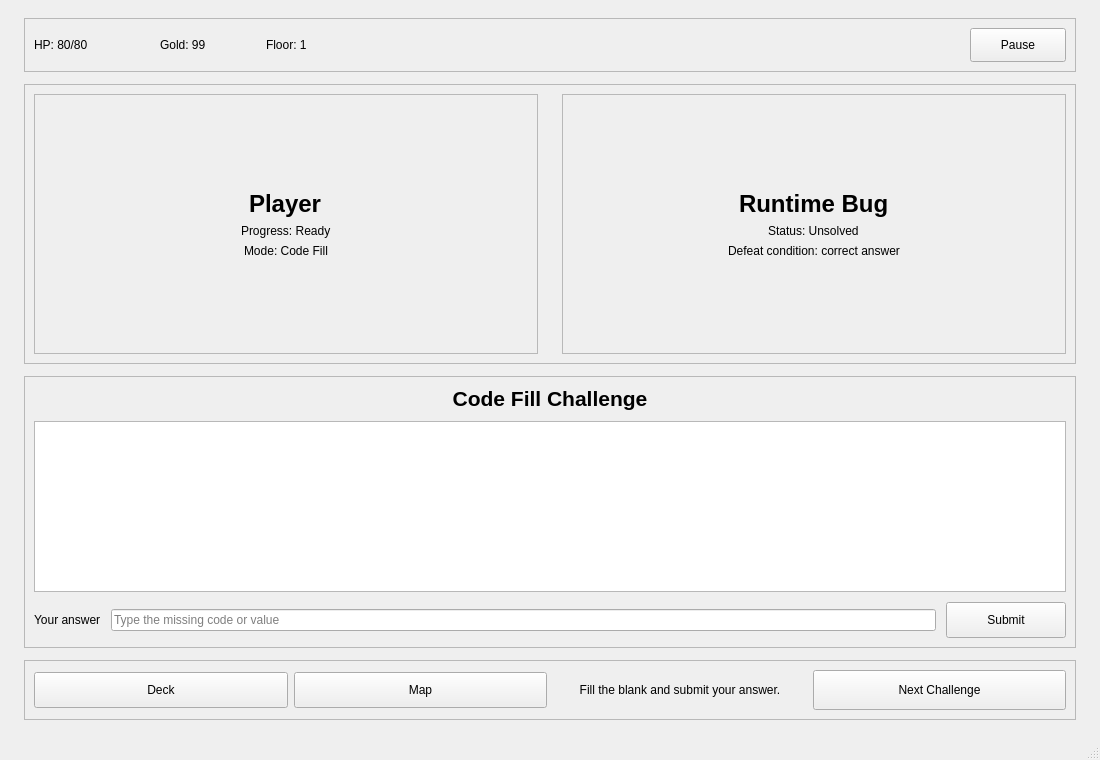
Kotori-cjk/CompileTheSpire, file mainwindow.ui: the form before one commit.
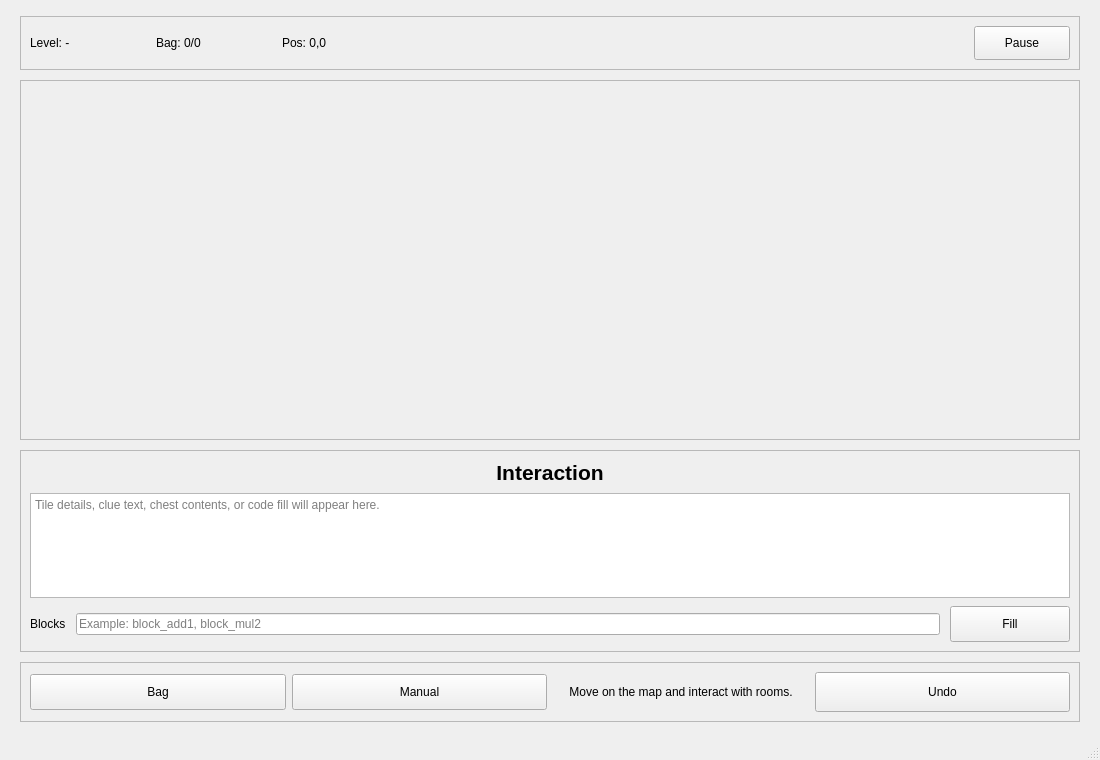
The form after the commit. The open tabs and pages were chosen to show the change.

Commit message: Improve the selection interface

```diff
--- a/mainwindow.ui
+++ b/mainwindow.ui
@@ -617,19 +617,19 @@
       <widget class="QWidget" name="gamePage">
        <layout class="QVBoxLayout" name="gameLayout">
         <property name="spacing">
-         <number>12</number>
+         <number>10</number>
         </property>
         <property name="leftMargin">
-         <number>24</number>
+         <number>20</number>
         </property>
         <property name="topMargin">
-         <number>18</number>
+         <number>16</number>
         </property>
         <property name="rightMargin">
-         <number>24</number>
+         <number>20</number>
         </property>
         <property name="bottomMargin">
-         <number>18</number>
+         <number>16</number>
         </property>
         <item>
          <widget class="QFrame" name="topBarFrame">
@@ -646,7 +646,7 @@
               </size>
              </property>
              <property name="text">
-              <string>HP: 80/80</string>
+              <string>Level: -</string>
              </property>
             </widget>
            </item>
@@ -654,12 +654,12 @@
             <widget class="QLabel" name="goldLabel">
              <property name="minimumSize">
               <size>
-               <width>100</width>
+               <width>120</width>
                <height>0</height>
               </size>
              </property>
              <property name="text">
-              <string>Gold: 99</string>
+              <string>Bag: 0/0</string>
              </property>
             </widget>
            </item>
@@ -667,12 +667,12 @@
             <widget class="QLabel" name="floorLabel">
              <property name="minimumSize">
               <size>
-               <width>100</width>
+               <width>120</width>
                <height>0</height>
               </size>
              </property>
              <property name="text">
-              <string>Floor: 1</string>
+              <string>Pos: 0,0</string>
              </property>
             </widget>
            </item>
@@ -710,7 +710,7 @@
           <property name="minimumSize">
            <size>
             <width>0</width>
-            <height>280</height>
+            <height>360</height>
            </size>
           </property>
           <property name="frameShape">
@@ -718,132 +718,8 @@
           </property>
           <layout class="QHBoxLayout" name="combatLayout">
            <property name="spacing">
-            <number>24</number>
+            <number>18</number>
            </property>
-           <item>
-            <widget class="QFrame" name="playerPanel">
-             <property name="frameShape">
-              <enum>QFrame::Shape::StyledPanel</enum>
-             </property>
-             <layout class="QVBoxLayout" name="playerPanelLayout">
-              <item>
-               <spacer name="playerTopSpacer">
-                <property name="orientation">
-                 <enum>Qt::Orientation::Vertical</enum>
-                </property>
-                <property name="sizeHint" stdset="0">
-                 <size>
-                  <width>20</width>
-                  <height>30</height>
-                 </size>
-                </property>
-               </spacer>
-              </item>
-              <item alignment="Qt::AlignmentFlag::AlignHCenter">
-               <widget class="QLabel" name="playerNameLabel">
-                <property name="font">
-                 <font>
-                  <pointsize>18</pointsize>
-                  <bold>true</bold>
-                 </font>
-                </property>
-                <property name="text">
-                 <string>Player</string>
-                </property>
-               </widget>
-              </item>
-              <item alignment="Qt::AlignmentFlag::AlignHCenter">
-               <widget class="QLabel" name="playerHpLabel">
-                <property name="text">
-                 <string>Progress: Ready</string>
-                </property>
-               </widget>
-              </item>
-              <item alignment="Qt::AlignmentFlag::AlignHCenter">
-               <widget class="QLabel" name="playerBlockLabel">
-                <property name="text">
-                 <string>Mode: Code Fill</string>
-                </property>
-               </widget>
-              </item>
-              <item>
-               <spacer name="playerBottomSpacer">
-                <property name="orientation">
-                 <enum>Qt::Orientation::Vertical</enum>
-                </property>
-                <property name="sizeHint" stdset="0">
-                 <size>
-                  <width>20</width>
-                  <height>30</height>
-                 </size>
-                </property>
-               </spacer>
-              </item>
-             </layout>
-            </widget>
-           </item>
-           <item>
-            <widget class="QFrame" name="enemyPanel">
-             <property name="frameShape">
-              <enum>QFrame::Shape::StyledPanel</enum>
-             </property>
-             <layout class="QVBoxLayout" name="enemyPanelLayout">
-              <item>
-               <spacer name="enemyTopSpacer">
-                <property name="orientation">
-                 <enum>Qt::Orientation::Vertical</enum>
-                </property>
-                <property name="sizeHint" stdset="0">
-                 <size>
-                  <width>20</width>
-                  <height>30</height>
-                 </size>
-                </property>
-               </spacer>
-              </item>
-              <item alignment="Qt::AlignmentFlag::AlignHCenter">
-               <widget class="QLabel" name="enemyNameLabel">
-                <property name="font">
-                 <font>
-                  <pointsize>18</pointsize>
-                  <bold>true</bold>
-                 </font>
-                </property>
-                <property name="text">
-                 <string>Runtime Bug</string>
-                </property>
-               </widget>
-              </item>
-              <item alignment="Qt::AlignmentFlag::AlignHCenter">
-               <widget class="QLabel" name="enemyHpLabel">
-                <property name="text">
-                 <string>Status: Unsolved</string>
-                </property>
-               </widget>
-              </item>
-              <item alignment="Qt::AlignmentFlag::AlignHCenter">
-               <widget class="QLabel" name="enemyIntentLabel">
-                <property name="text">
-                 <string>Defeat condition: correct answer</string>
-                </property>
-               </widget>
-              </item>
-              <item>
-               <spacer name="enemyBottomSpacer">
-                <property name="orientation">
-                 <enum>Qt::Orientation::Vertical</enum>
-                </property>
-                <property name="sizeHint" stdset="0">
-                 <size>
-                  <width>20</width>
-                  <height>30</height>
-                 </size>
-                </property>
-               </spacer>
-              </item>
-             </layout>
-            </widget>
-           </item>
           </layout>
          </widget>
         </item>
@@ -852,7 +728,7 @@
           <property name="minimumSize">
            <size>
             <width>0</width>
-            <height>190</height>
+            <height>160</height>
            </size>
           </property>
           <property name="frameShape">
@@ -860,7 +736,7 @@
           </property>
           <layout class="QVBoxLayout" name="challengeLayout">
            <property name="spacing">
-            <number>10</number>
+            <number>8</number>
            </property>
            <item>
             <widget class="QLabel" name="challengeTitleLabel">
@@ -871,7 +747,7 @@
               </font>
              </property>
              <property name="text">
-              <string>Code Fill Challenge</string>
+              <string>Interaction</string>
              </property>
              <property name="alignment">
               <set>Qt::AlignmentFlag::AlignCenter</set>
@@ -883,15 +759,8 @@
              <property name="readOnly">
               <bool>true</bool>
              </property>
-             <property name="text" stdset="0">
-              <string>Fill the blank:
-
-int total = 0;
-for (int i = 1; i &lt;= 3; ++i) {
-    total += i;
-}
-
-// total == ____</string>
+             <property name="placeholderText">
+              <string>Tile details, clue text, chest contents, or code fill will appear here.</string>
              </property>
             </widget>
            </item>
@@ -903,14 +772,14 @@
              <item>
               <widget class="QLabel" name="answerLabel">
                <property name="text">
-                <string>Your answer</string>
+                <string>Blocks</string>
                </property>
               </widget>
              </item>
              <item>
               <widget class="QLineEdit" name="answerLineEdit">
                <property name="placeholderText">
-                <string>Type the missing code or value</string>
+                <string>Example: block_add1, block_mul2</string>
                </property>
               </widget>
              </item>
@@ -923,7 +792,7 @@
                 </size>
                </property>
                <property name="text">
-                <string>Submit</string>
+                <string>Fill</string>
                </property>
               </widget>
              </item>
@@ -947,7 +816,7 @@
               </size>
              </property>
              <property name="text">
-              <string>Deck</string>
+              <string>Bag</string>
              </property>
             </widget>
            </item>
@@ -960,14 +829,14 @@
               </size>
              </property>
              <property name="text">
-              <string>Map</string>
+              <string>Manual</string>
              </property>
             </widget>
            </item>
            <item>
             <widget class="QLabel" name="combatLogLabel">
              <property name="text">
-              <string>Fill the blank and submit your answer.</string>
+              <string>Move on the map and interact with rooms.</string>
              </property>
              <property name="alignment">
               <set>Qt::AlignmentFlag::AlignCenter</set>
@@ -978,12 +847,12 @@
             <widget class="QPushButton" name="nextChallengeButton">
              <property name="minimumSize">
               <size>
-               <width>130</width>
+               <width>120</width>
                <height>40</height>
               </size>
              </property>
              <property name="text">
-              <string>Next Challenge</string>
+              <string>Undo</string>
              </property>
             </widget>
            </item>
```
Left out of the diff: 4 changed lines with no effect on the pictures. The commit also changes 7 other files.
